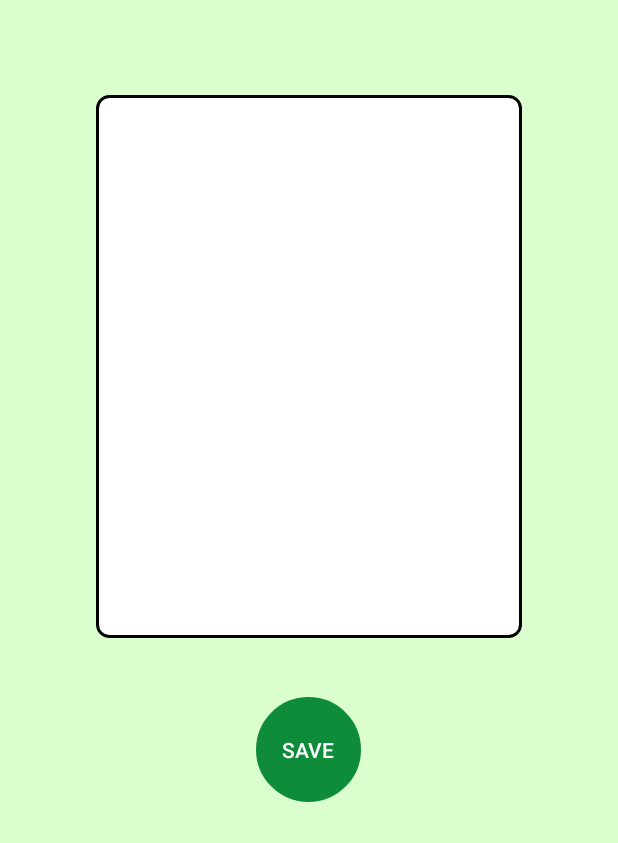
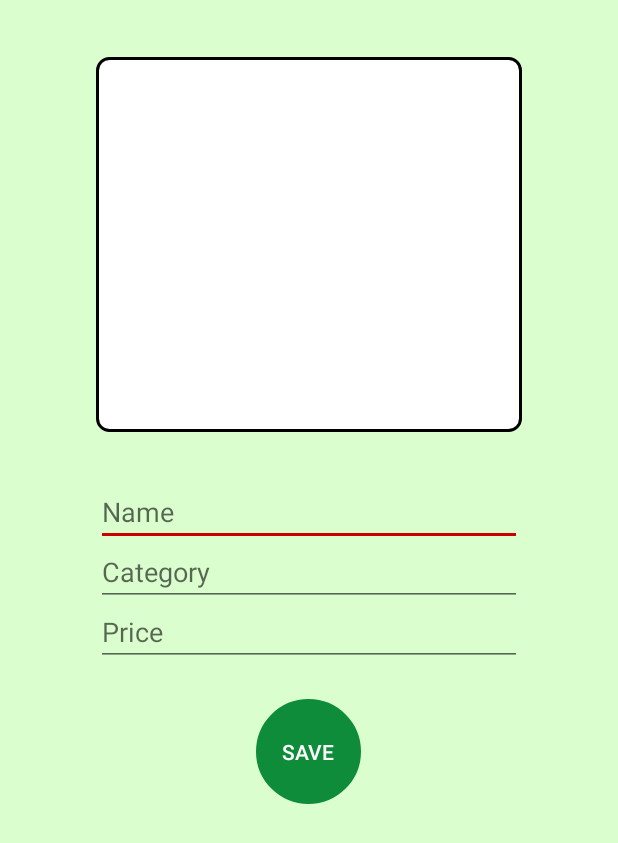
Before and after one commit to Chaachii2797/Revised_Gcompanion, an Android app: the UploadImage screen opened directly, with no data from a screen before it, on a phone screen of 412 x 824 dp. Shown: the top 843 px of the screen. Run offline under Robolectric (Android 15) with nearby library versions, the phone set to English and light mode, and no system bars; our stand-ins replace Firebase (no records; nobody signed in at launch, a user with empty details on screens opened directly).

Commit message:
added DIY to community

```diff
--- a/app/src/main/AndroidManifest.xml
+++ b/app/src/main/AndroidManifest.xml
@@ -40,9 +40,10 @@
         <activity android:name=".Wishlists" />
         <activity android:name=".SalesReport" />
         <activity android:name=".About" />
-        <activity android:name=".UploadImage" />
         <activity android:name=".CaptureDIY" />
         <activity android:name=".HomePageActivity" />
+        <activity android:name=".DIYActivity" />
+        <activity android:name=".UploadImage" />
 
     </application>
 
--- a/app/src/main/java/cabiso/daphny/com/g_companion/UploadImage.java
+++ b/app/src/main/java/cabiso/daphny/com/g_companion/UploadImage.java
@@ -2,81 +2,160 @@ package cabiso.daphny.com.g_companion;
 
 import android.app.ProgressDialog;
 import android.content.Intent;
+import android.database.Cursor;
 import android.graphics.Bitmap;
 import android.net.Uri;
 import android.os.Bundle;
 import android.provider.MediaStore;
-import android.support.v4.app.Fragment;
 import android.support.v7.app.AppCompatActivity;
+import android.util.Log;
 import android.view.View;
 import android.widget.Button;
+import android.widget.EditText;
 import android.widget.ImageView;
 import android.widget.Toast;
 
+import com.bumptech.glide.Glide;
+import com.bumptech.glide.load.engine.DiskCacheStrategy;
 import com.google.android.gms.tasks.OnSuccessListener;
 import com.google.firebase.auth.FirebaseAuth;
+import com.google.firebase.auth.FirebaseUser;
+import com.google.firebase.database.DatabaseReference;
+import com.google.firebase.database.FirebaseDatabase;
 import com.google.firebase.storage.FirebaseStorage;
 import com.google.firebase.storage.StorageReference;
 import com.google.firebase.storage.UploadTask;
 
-import cabiso.daphny.com.g_companion.Fragments.DIYCommunity;
+import cabiso.daphny.com.g_companion.Model.DIYMethods;
 
-/**
- * Created by Lenovo on 7/31/2017.
- */
 
 public class UploadImage extends AppCompatActivity implements View.OnClickListener{
 
     private static int RESULT_LOAD_IMAGE = 1;
     private ImageView imgView;
+    private EditText etname, etcategory, etprice;
     private Button button;
 
     private ProgressDialog mProgressDialog;
     private StorageReference mStorageRef;
+    private DatabaseReference databaseReference;
     private String userid;
     private FirebaseAuth mAuth;
-    private Uri ImagePathAndName;
+    private Uri ImagePathAndName, downloadUri;
     private Bitmap bitmap;
+    String file_name;
+
     @Override
     protected void onCreate(Bundle savedInstanceState) {
         super.onCreate(savedInstanceState);
         setContentView(R.layout.activity_upload_image);
 
         mStorageRef = FirebaseStorage.getInstance().getReference("Upload Images");
-        //   mAuth = FirebaseAuth.getInstance();
-        // final FirebaseUser user = mAuth.getCurrentUser();
-        //  userid = user.getUid();
+        databaseReference = FirebaseDatabase.getInstance().getReference("DIY_Methods").push();
+        mAuth = FirebaseAuth.getInstance();
+        final FirebaseUser user = mAuth.getCurrentUser();
+//        userid = user.getUid();
 
         imgView = (ImageView) findViewById(R.id.imgUpload);
+        etname = (EditText) findViewById(R.id.etName);
+        etcategory = (EditText) findViewById(R.id.etCategory);
+        etprice = (EditText)findViewById(R.id.etPrice);
+
         button = (Button) findViewById(R.id.buttonSave);
         button.setOnClickListener(this);
 
-        Fragment fragment = new DIYCommunity();
-        Bundle bundle = new Bundle();
-        bundle.putParcelable("bitmap", bitmap);
-        fragment.setArguments(bundle);
         fetchImage();
+//
+//        DatabaseReference databaseReference = FirebaseDatabase.getInstance().getReference();
+//        databaseReference.child("DIY_dummy_post_picture").child("mkQTrSDvyWUPBLOGiBSsltrWQBV2").addListenerForSingleValueEvent(new ValueEventListener() {
+//            @Override
+//            public void onDataChange(DataSnapshot dataSnapshot) {
+//                DIY_dummy_post_picture diy_dummy_post_picture = dataSnapshot.getValue(DIY_dummy_post_picture.class);
+//                diy_dummy_post_picture.getPictures();
+//            }
+//
+//            @Override
+//            public void onCancelled(DatabaseError databaseError) {
+//
+//            }
+//        });
 
     }
 
+
     @Override
     public void onClick(View v) {
-        if (v == button) {
-            Toast.makeText(UploadImage.this, "YEEEEEEEEs!" + userid, Toast.LENGTH_SHORT).show();
-//            uploadImage(ImagePathAndName);
-//            StorageReference filePath = mStorageRef.child(userid).child(ImagePathAndName.getLastPathSegment());
-            StorageReference filePath = mStorageRef.child(ImagePathAndName.getLastPathSegment());
+        String name = etname.getText().toString();
+        String price = etprice.getText().toString();
+        String category = etcategory.getText().toString();
+
+        Intent intent = new Intent(UploadImage.this,DIYActivity.class);
+        startActivity(intent);
+
+        DIYMethods items = new DIYMethods(name,price,category);
+        databaseReference.push().setValue(items);
+
+        if (name.isEmpty()) {
+            Toast.makeText(getApplicationContext(), "Price?", Toast.LENGTH_SHORT).show();
+            return;
+        }
+        if (price.isEmpty()){
+            Toast.makeText(getApplicationContext(), "DIY name?", Toast.LENGTH_SHORT).show();
+            return;
+        }
+        if (category.isEmpty()){
+            Toast.makeText(getApplicationContext(), "Category?", Toast.LENGTH_SHORT).show();
+            return;
+        }
+
+        Toast.makeText(getApplicationContext(), "Updated Info", Toast.LENGTH_SHORT).show();
+
+            StorageReference filePath = mStorageRef.child(file_name);
+            Log.d("GWAPA", "CHAACHII"+file_name);
+            DatabaseReference mDatabase = FirebaseDatabase.getInstance().getReference();
             showProgressDialog();
             filePath.putFile(ImagePathAndName).addOnSuccessListener(new OnSuccessListener<UploadTask.TaskSnapshot>() {
                 @Override
                 public void onSuccess(UploadTask.TaskSnapshot taskSnapshot) {
+                    downloadUri = taskSnapshot.getDownloadUrl();
+                    databaseReference.child("Image_URL").setValue(downloadUri.toString());
+                    Glide.with(getApplicationContext())
+                            .load(downloadUri)
+                            .crossFade()
+                            .placeholder(R.drawable.add)
+                            .diskCacheStrategy(DiskCacheStrategy.RESULT)
+                            .into(imgView);
                     Toast.makeText(UploadImage.this,"Successfully uploaded image!",Toast.LENGTH_SHORT).show();
-                    Intent intent = new Intent(UploadImage.this,MainActivity.class);
+                    Intent intent = new Intent(UploadImage.this,DIYActivity.class);
                     startActivity(intent);
                     hideProgressDialog();
                 }
             });
-        }else{Toast.makeText(UploadImage.this,"Failed to upload image!",Toast.LENGTH_SHORT).show();}
+
+
+//        if (v == button) {
+//            Toast.makeText(UploadImage.this, "YEEEEEEEES!" + userid, Toast.LENGTH_SHORT).show();
+////            uploadImage(ImagePathAndName);
+////            StorageReference filePath = mStorageRef.child(userid).child(ImagePathAndName.getLastPathSegment());
+//
+//            StorageReference filePath = mStorageRef.child(userid).child(file_name);
+//            Log.d("GWAPA", "CHAACHII"+file_name);
+//            DatabaseReference mDatabase = FirebaseDatabase.getInstance().getReference();
+//            showProgressDialog();
+//            filePath.putFile(ImagePathAndName).addOnSuccessListener(new OnSuccessListener<UploadTask.TaskSnapshot>() {
+//                @Override
+//                public void onSuccess(UploadTask.TaskSnapshot taskSnapshot) {
+////                    downloadUri = taskSnapshot.getDownloadUrl();
+////                    Picasso.with(UploadImage.this).load(downloadUri.toString()).into(imgView);
+//                    String image = file_name;
+////                    DIY_dummy_post_picture diy_dummy_post_picture = new DIY_dummy_post_picture()
+//                    Toast.makeText(UploadImage.this,"Successfully uploaded image!",Toast.LENGTH_SHORT).show();
+//                    Intent intent = new Intent(UploadImage.this,MainActivity.class);
+//                    startActivity(intent);
+//                    hideProgressDialog();
+//                }
+//            });
+//        }else{Toast.makeText(UploadImage.this,"Failed to upload image!",Toast.LENGTH_SHORT).show();}
     }
 
     private void fetchImage(){
@@ -91,6 +170,16 @@ public class UploadImage extends AppCompatActivity implements View.OnClickListen
 
         if (requestCode == RESULT_LOAD_IMAGE && resultCode == RESULT_OK) {
             ImagePathAndName = data.getData();
+            if (ImagePathAndName.getScheme().toString().compareTo("content")==0)
+            {
+                Cursor cursor =getContentResolver().query(ImagePathAndName, null, null, null, null);
+                if (cursor.moveToFirst())
+                {
+                    int column_index = cursor.getColumnIndexOrThrow(MediaStore.Images.Media.DATA);//Instead of "MediaStore.Images.Media.DATA" can be used "_data"
+                    Uri filePathUri = Uri.parse(cursor.getString(column_index));
+                    file_name = filePathUri.getLastPathSegment().toString();
+                }
+            }
             imgView.setImageURI(ImagePathAndName);
         }
     }
--- a/app/src/main/res/layout/activity_upload_image.xml
+++ b/app/src/main/res/layout/activity_upload_image.xml
@@ -2,28 +2,51 @@
 <RelativeLayout xmlns:android="http://schemas.android.com/apk/res/android"
     xmlns:app="http://schemas.android.com/apk/res-auto"
     xmlns:tools="http://schemas.android.com/tools"
-    android:orientation="vertical"
     android:layout_width="match_parent"
     android:layout_height="match_parent">
 
     <ImageView
         android:id="@+id/imgUpload"
         android:layout_width="284dp"
-        android:layout_height="362dp"
+        android:layout_height="250dp"
         app:srcCompat="@drawable/frame_border"
         tools:layout_editor_absoluteX="50dp"
         tools:layout_editor_absoluteY="51dp"
-        android:layout_marginTop="63dp"
+        android:layout_marginTop="38dp"
         android:layout_alignParentTop="true"
         android:layout_centerHorizontal="true" />
+    <EditText
+    android:layout_width="284dp"
+    android:layout_height="40dp"
+    android:layout_marginTop="36dp"
+    android:layout_below="@+id/imgUpload"
+    android:layout_alignLeft="@+id/imgUpload"
+    android:layout_alignStart="@+id/imgUpload"
+    android:hint="Name"
+        android:id="@+id/etName" />
+
+    <EditText
+        android:id="@+id/etCategory"
+        android:layout_width="284dp"
+        android:layout_height="40dp"
+        android:layout_alignLeft="@+id/etName"
+        android:layout_alignStart="@+id/etName"
+        android:layout_below="@+id/etName"
+        android:hint="Category" />
+
+    <EditText
+        android:id="@+id/etPrice"
+        android:layout_width="284dp"
+        android:layout_height="40dp"
+        android:hint="Price"
+        android:layout_below="@+id/etCategory"
+        android:layout_alignLeft="@+id/etCategory"
+        android:layout_alignStart="@+id/etCategory" />
 
     <Button
         android:id="@+id/buttonSave"
         android:layout_width="70dp"
         android:layout_height="70dp"
-        android:layout_below="@+id/imgUpload"
-        android:layout_centerHorizontal="true"
-        android:layout_marginTop="39dp"
         android:onClick="true"
         android:background="@drawable/shape"
         android:backgroundTint="@color/bg_screen2"
@@ -31,5 +54,9 @@
         android:text="SAVE"
         android:textColor="@android:color/background_light"
         tools:layout_editor_absoluteX="157dp"
-        tools:layout_editor_absoluteY="436dp" />
+        tools:layout_editor_absoluteY="436dp"
+        android:layout_below="@+id/etPrice"
+        android:layout_centerHorizontal="true"
+        android:layout_marginTop="22dp" />
+
 </RelativeLayout>
```
Also changed, not shown: app/src/main/java/cabiso/daphny/com/g_companion/DIYActivity.java (added, +72 -0 lines), app/src/main/java/cabiso/daphny/com/g_companion/MainActivity.java (+10 -0 lines), app/src/main/java/cabiso/daphny/com/g_companion/Model/DIYMethods.java (added, +42 -0 lines), app/src/main/java/cabiso/daphny/com/g_companion/Model/UploadItems.java (added, +52 -0 lines), app/src/main/java/cabiso/daphny/com/g_companion/UploadDIYAdapter.java (added, +53 -0 lines), app/src/main/res/layout/activity_diy.xml (added, +22 -0 lines), app/src/main/res/layout/fragment_ui_items.xml (added, +41 -0 lines).
